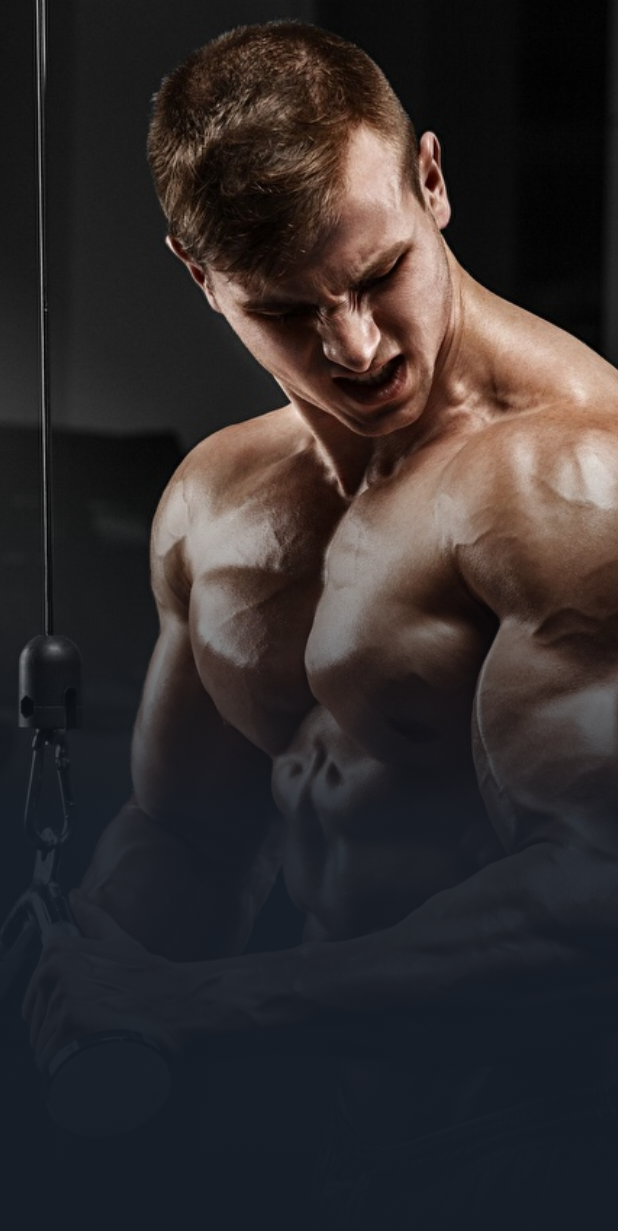
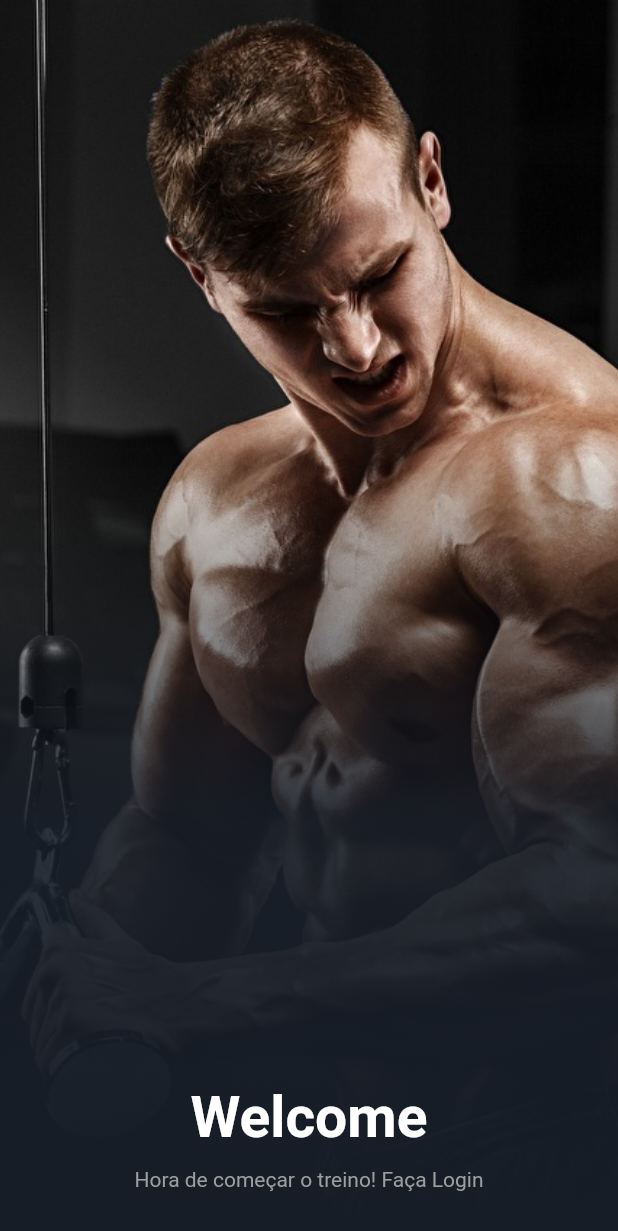
Before and after one commit to ErisvaldoCorreia/login_design, a Flutter app: the screen it shows after launch, on a phone screen of 412 x 824 dp. Shown: the top 1231 px of the screen. Run offline on Flutter 3.47's test engine with Material 2 defaults, Android fonts, the phone set to English and light mode, and no system bars.

Commit message:
feature: titulo e subtitulo

```diff
--- a/lib/modules/login_page.dart
+++ b/lib/modules/login_page.dart
@@ -30,6 +30,28 @@ class LoginPage extends StatelessWidget {
               ),
             ),
           ),
+          Center(
+            child: Column(
+              mainAxisAlignment: MainAxisAlignment.end,
+              children: [
+                Text(
+                  'Welcome',
+                  style: TextStyle(
+                    color: Colors.white,
+                    fontSize: 38,
+                    fontWeight: FontWeight.w600,
+                  ),
+                ),
+                SizedBox(height: 10),
+                Text(
+                  'Hora de começar o treino! Faça Login',
+                  style: TextStyle(color: Colors.grey.shade500),
+                ),
+                // Espaçamento Final do dispositivo
+                SizedBox(height: 30),
+              ],
+            ),
+          ),
         ],
       ),
     );
```
